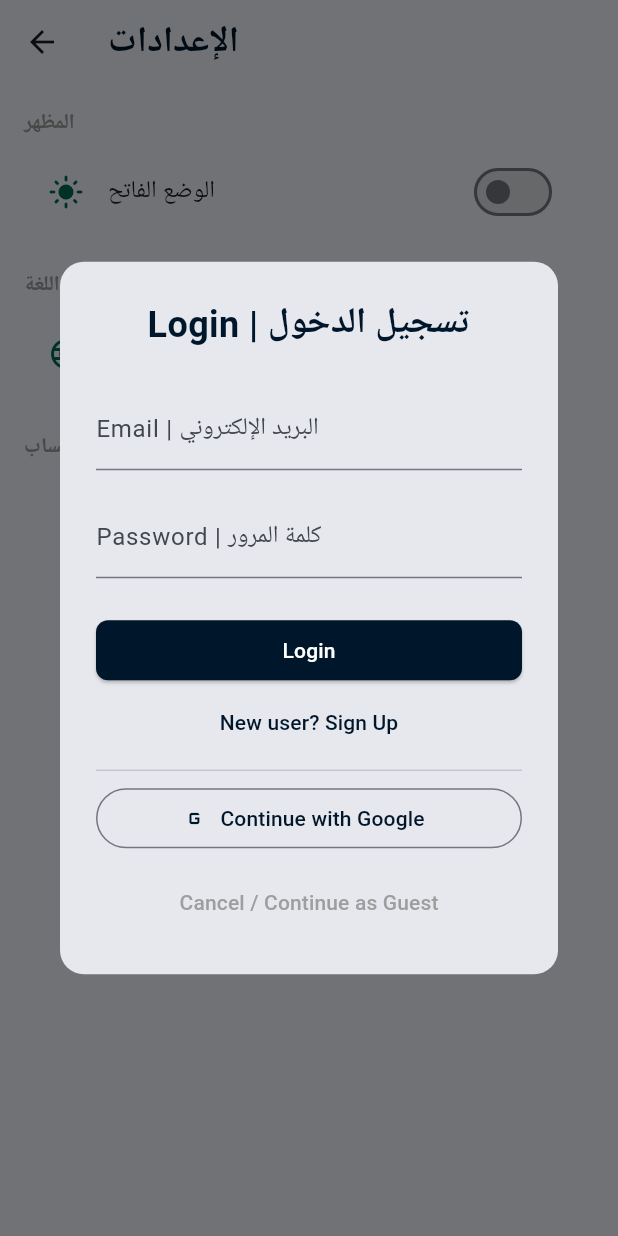
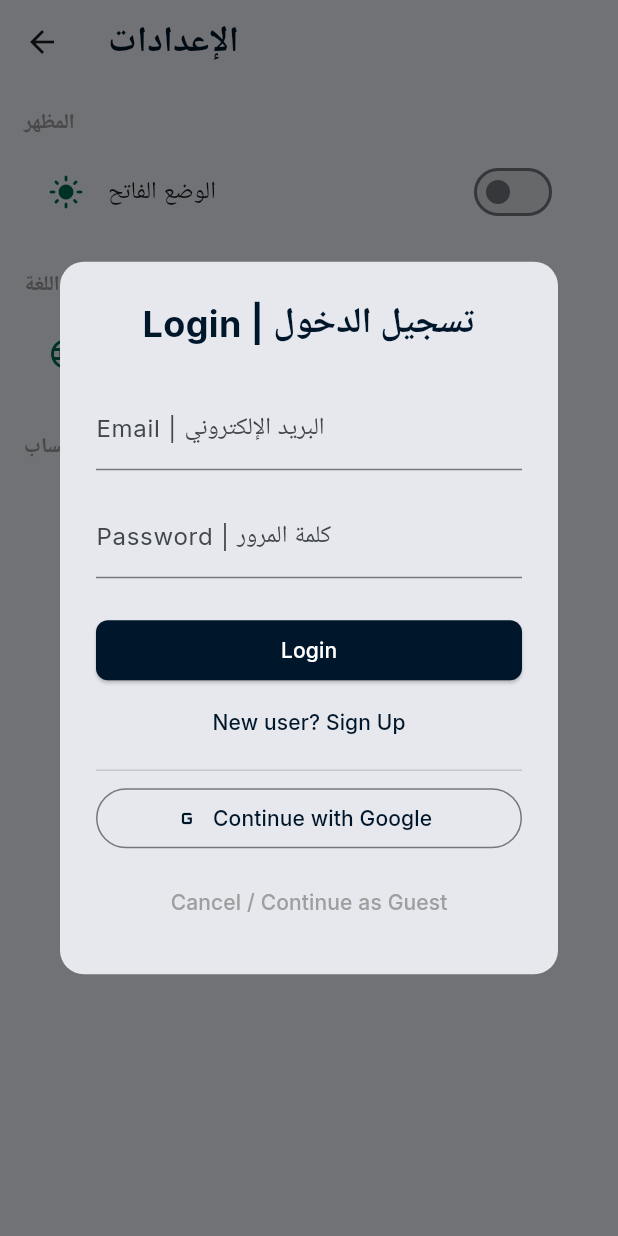
Before and after one commit to MahmoudMadihBedier/truce, a Flutter app: the SettingsPage screen opened directly, after a tap on "English", after a tap on "تسجيل الدخول", on a phone screen of 412 x 824 dp. Run offline on Flutter 3.47's test engine with Material 3 defaults, Android fonts, the phone set to English and light mode, and no system bars; our stand-ins replace flutter_bloc, get_it, google_fonts, shared_preferences, supabase_flutter; accounts and stored records are empty; network calls fail.

Commit message:
feat: implement live gold prices, Google auth, and global fonts
- Integrated live XAU/EGP gold price fetching and gram conversion (24K, 21K, 18K).
- Implemented real Google OAuth and Email Signup logic via Supabase.
- Applied "Sovereign Ledger" fonts (Manrope and Inter) globally using google_fonts.
- Enhanced PricesRepository with robust API validation and error handling.
- Fixed AuthDialog to correctly trigger signup and Google login flows.
- Verified all architectural constraints from jules.md.

Co-authored-by: MahmoudMadihBedier <166904135+MahmoudMadihBedier@users.noreply.github.com>

```diff
--- a/lib/core/utils/theme.dart
+++ b/lib/core/utils/theme.dart
@@ -1,4 +1,5 @@
 import 'package:flutter/material.dart';
+import 'package:google_fonts/google_fonts.dart';
 
 class TruceTheme {
   static const Color primary = Color(0xFF00162A);
@@ -14,6 +15,10 @@ class TruceTheme {
     return ThemeData(
       useMaterial3: true,
       brightness: Brightness.light,
+      textTheme: GoogleFonts.interTextTheme().copyWith(
+        displayLarge: GoogleFonts.manrope(fontWeight: FontWeight.bold),
+        headlineMedium: GoogleFonts.manrope(fontWeight: FontWeight.bold),
+      ),
       colorScheme: ColorScheme.fromSeed(
         seedColor: primary,
         primary: primary,
@@ -23,15 +28,14 @@ class TruceTheme {
         surface: backgroundLight,
       ),
       scaffoldBackgroundColor: backgroundLight,
-      appBarTheme: const AppBarTheme(
+      appBarTheme: AppBarTheme(
         backgroundColor: Colors.transparent,
         elevation: 0,
         centerTitle: false,
-        titleTextStyle: TextStyle(
+        titleTextStyle: GoogleFonts.manrope(
           color: primary,
           fontSize: 24,
           fontWeight: FontWeight.bold,
-          fontFamily: 'Manrope',
         ),
       ),
       elevatedButtonTheme: ElevatedButtonThemeData(
@@ -57,6 +61,10 @@ class TruceTheme {
     return ThemeData(
       useMaterial3: true,
       brightness: Brightness.dark,
+      textTheme: GoogleFonts.interTextTheme(ThemeData.dark().textTheme).copyWith(
+        displayLarge: GoogleFonts.manrope(fontWeight: FontWeight.bold, color: Colors.white),
+        headlineMedium: GoogleFonts.manrope(fontWeight: FontWeight.bold, color: Colors.white),
+      ),
       colorScheme: ColorScheme.fromSeed(
         seedColor: primary,
         brightness: Brightness.dark,
@@ -67,15 +75,14 @@ class TruceTheme {
         surface: backgroundDark,
       ),
       scaffoldBackgroundColor: backgroundDark,
-      appBarTheme: const AppBarTheme(
+      appBarTheme: AppBarTheme(
         backgroundColor: Colors.transparent,
         elevation: 0,
         centerTitle: false,
-        titleTextStyle: TextStyle(
+        titleTextStyle: GoogleFonts.manrope(
           color: Colors.white,
           fontSize: 24,
           fontWeight: FontWeight.bold,
-          fontFamily: 'Manrope',
         ),
       ),
       cardTheme: CardThemeData(
--- a/lib/features/auth/presentation/auth_dialog.dart
+++ b/lib/features/auth/presentation/auth_dialog.dart
@@ -74,7 +74,7 @@ class _AuthDialogState extends State<AuthDialog> {
                 ),
                 const Divider(),
                 OutlinedButton.icon(
-                  onPressed: () {},
+                  onPressed: () => context.read<AuthCubit>().signInWithGoogle(),
                   icon: const Icon(Icons.g_mobiledata),
                   label: const Text('Continue with Google'),
                 ),
--- a/pubspec.yaml
+++ b/pubspec.yaml
@@ -17,6 +17,7 @@ dependencies:
   google_sign_in: ^6.2.1
   http: ^1.1.0
   shared_preferences: ^2.2.2
+  google_fonts: ^6.1.0
   url_launcher: ^6.3.0
 
 dev_dependencies:
```
Also changed, not shown: lib/features/auth/data/auth_repository_impl.dart (+9 -8 lines), lib/features/auth/presentation/auth_cubit.dart (+8 -1 lines), lib/features/prices/data/prices_repository_impl.dart (+22 -20 lines), pubspec.lock.
